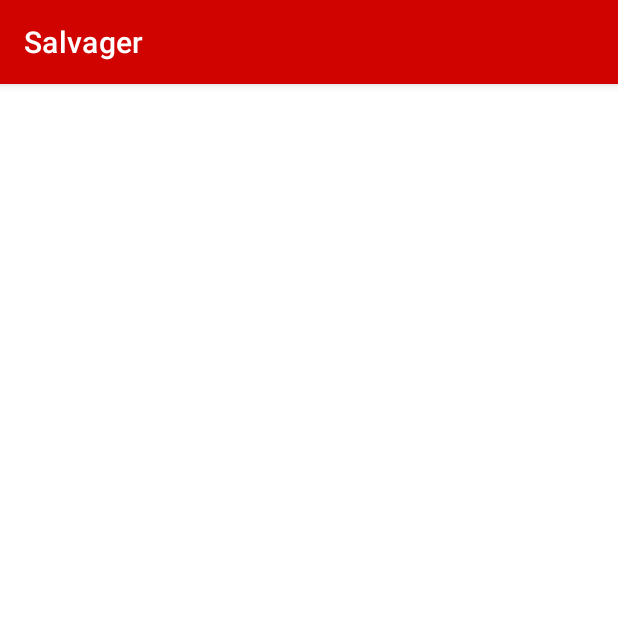
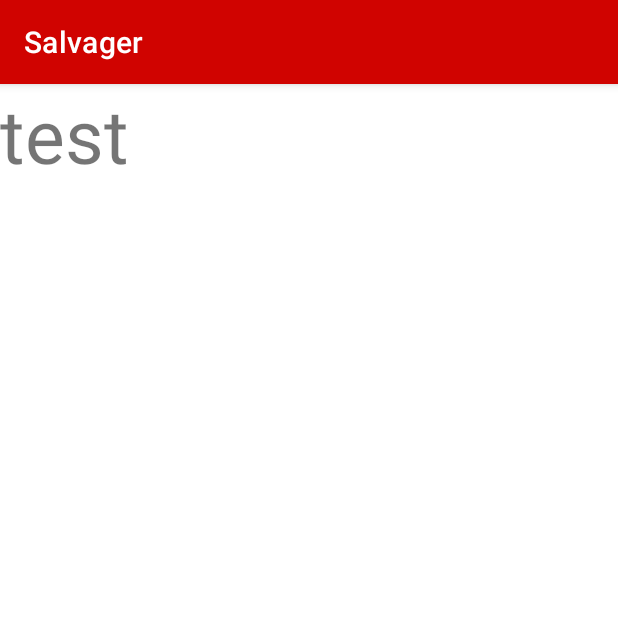
Before and after one commit to BrowerZhang/Salvager, an Android app: the DetailActivity screen opened directly, with no data from a screen before it, on a phone screen of 412 x 824 dp, the top half of it. Run offline under Robolectric (Android 15) with nearby library versions, the phone set to English and light mode, and no system bars.

```diff
--- a/app/src/main/java/com/example/salvager/DetailActivity.java
+++ b/app/src/main/java/com/example/salvager/DetailActivity.java
@@ -18,5 +18,7 @@ public class DetailActivity extends AppCompatActivity {
         markertxt.setText(title);
 
 
+
+
     }
 }
--- a/app/src/main/res/layout/activity_detail.xml
+++ b/app/src/main/res/layout/activity_detail.xml
@@ -17,4 +17,14 @@
         android:textStyle="bold"
         android:id="@+id/marker"
         />
+
+    <TextView
+        android:layout_width="match_parent"
+        android:layout_height="match_parent"
+        android:text="test"
+        android:textSize="50sp"/>
+
+
+
+
 </RelativeLayout>
```
